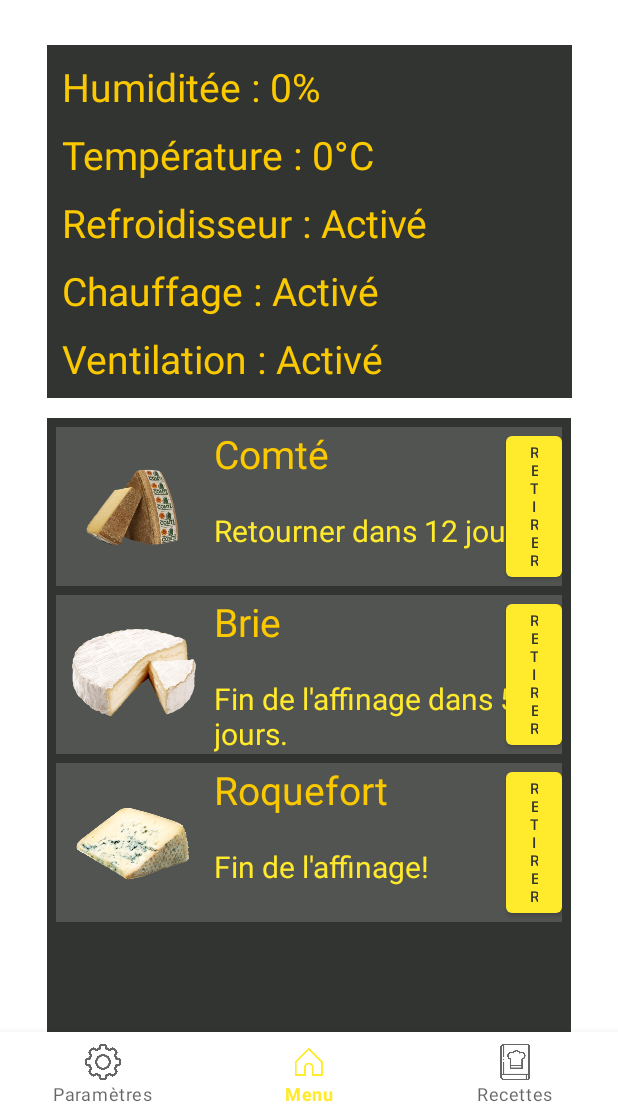
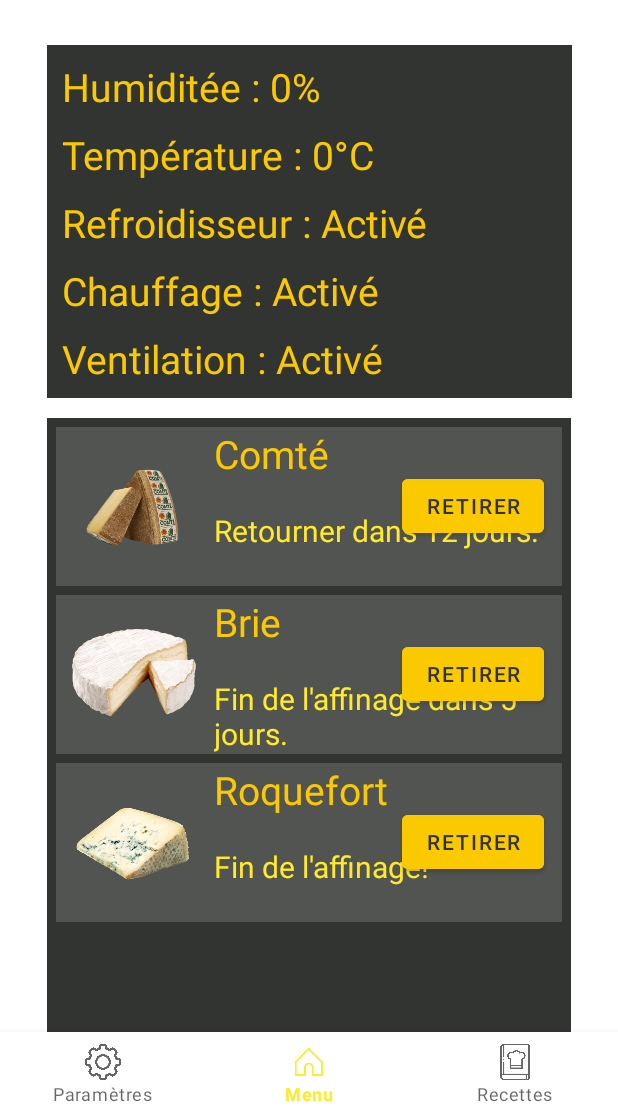
Before and after one commit to UneGrandChevr/fromage, an Android app: the screen it shows after launch (MainActivity), on a phone screen of 412 x 824 dp, the part 120-1236 px from its top. Run offline under Robolectric (Android 15) with nearby library versions, the phone set to English and light mode, and no system bars; our stand-ins replace navigation-ui.

Commit message:
Changement du thème de couleurs

```diff
--- a/app/src/main/res/layout/itemlayout.xml
+++ b/app/src/main/res/layout/itemlayout.xml
@@ -44,9 +44,14 @@
             android:id="@+id/buttonRetirer"
             android:layout_width="wrap_content"
             android:layout_height="wrap_content"
-            android:layout_marginLeft="300dp"
+            android:layout_gravity="end|center_vertical"
+            android:layout_marginEnd="12dp"
+            android:backgroundTint="#FAC900"
+            android:elevation="2dp"
+            android:paddingHorizontal="16dp"
+            android:paddingVertical="6dp"
             android:text="Retirer"
             android:textColor="#323432"
-            android:textSize="10dp" />
+            android:textSize="14sp" />
     </FrameLayout>
 </LinearLayout>
```
